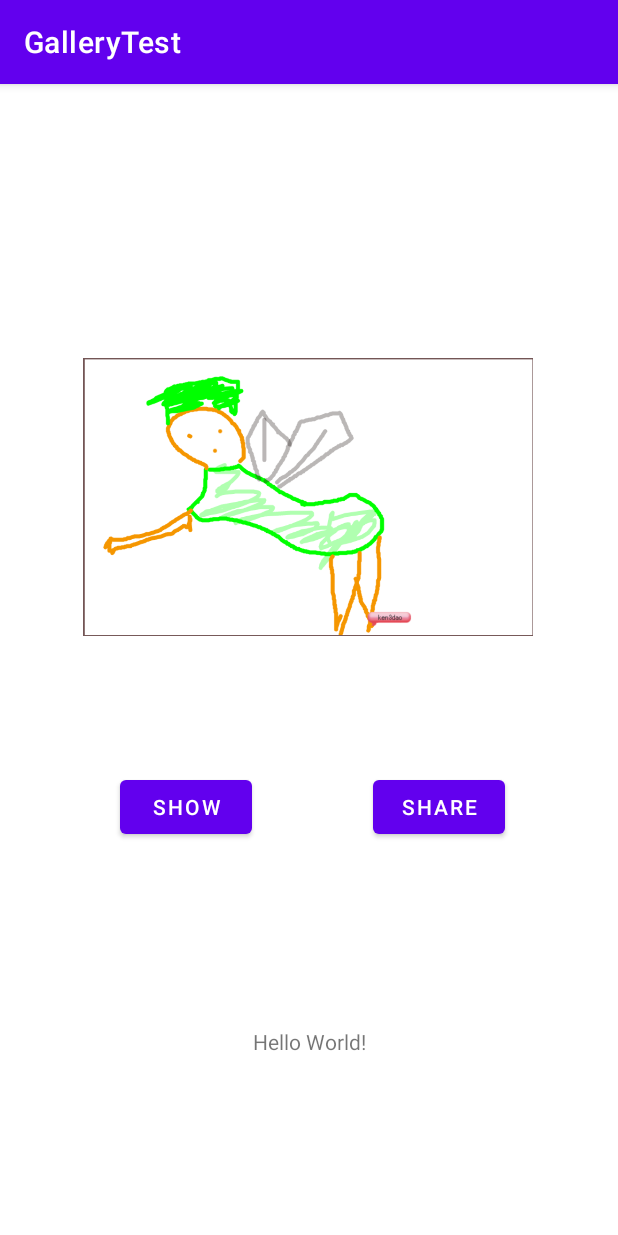
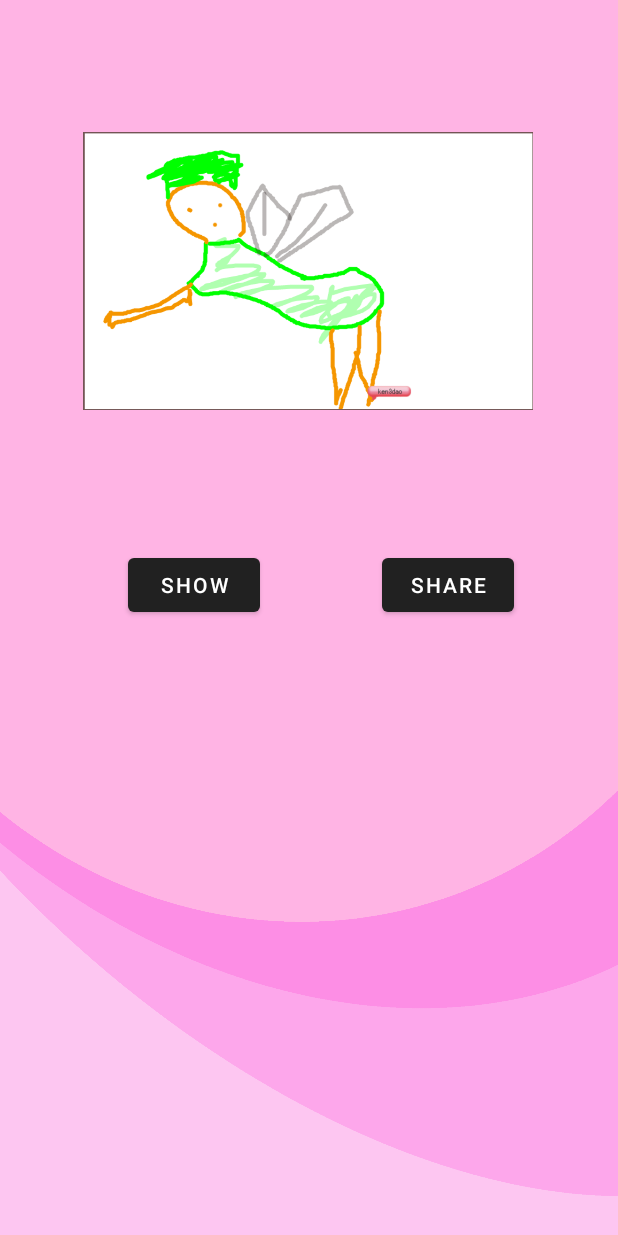
Before and after one commit to hoshinoken3/DigTag, an Android app: the screen it shows after launch (MainActivity), on a phone screen of 412 x 824 dp. Run offline under Robolectric (Android 15) with nearby library versions, the phone set to English and light mode, and no system bars.

Commit message:
add background and delete title bar

```diff
--- a/app/src/main/java/com/example/gallerytest/MainActivity.kt
+++ b/app/src/main/java/com/example/gallerytest/MainActivity.kt
@@ -19,6 +19,7 @@ class MainActivity : AppCompatActivity() {
 
     override fun onCreate(savedInstanceState: Bundle?) {
         super.onCreate(savedInstanceState)
+        setTheme(R.style.AppTheme_NoTitleBar);
         setContentView(R.layout.activity_main)
 
         var pictureButton : Button = findViewById(R.id.button)
--- a/app/src/main/res/layout/activity_main.xml
+++ b/app/src/main/res/layout/activity_main.xml
@@ -4,30 +4,20 @@
     xmlns:tools="http://schemas.android.com/tools"
     android:layout_width="match_parent"
     android:layout_height="match_parent"
+    android:background="@drawable/appback_2"
     tools:context=".MainActivity">
-
-    <TextView
-        android:id="@+id/textView2"
-        android:layout_width="wrap_content"
-        android:layout_height="wrap_content"
-        android:text="Hello World!"
-        app:layout_constraintBottom_toBottomOf="parent"
-        app:layout_constraintLeft_toLeftOf="parent"
-        app:layout_constraintRight_toRightOf="parent"
-        app:layout_constraintTop_toBottomOf="@+id/button"
-        app:layout_constraintVertical_bias="0.505" />
 
     <ImageView
         android:id="@+id/imageView"
         android:layout_width="300dp"
         android:layout_height="200dp"
         android:contentDescription="@string/ImageDiscription"
-        app:layout_constraintBottom_toTopOf="@+id/button"
+        app:layout_constraintBottom_toBottomOf="parent"
         app:layout_constraintEnd_toEndOf="parent"
         app:layout_constraintHorizontal_bias="0.495"
         app:layout_constraintStart_toStartOf="parent"
         app:layout_constraintTop_toTopOf="parent"
-        app:layout_constraintVertical_bias="0.68"
+        app:layout_constraintVertical_bias="0.129"
         app:srcCompat="@drawable/youseisan" />
 
     <Button
@@ -37,10 +27,10 @@
         android:text="@string/ButtonText"
         app:layout_constraintBottom_toBottomOf="parent"
         app:layout_constraintEnd_toEndOf="parent"
-        app:layout_constraintHorizontal_bias="0.247"
+        app:layout_constraintHorizontal_bias="0.263"
         app:layout_constraintStart_toStartOf="parent"
         app:layout_constraintTop_toTopOf="parent"
-        app:layout_constraintVertical_bias="0.636" />
+        app:layout_constraintVertical_bias="0.472" />
 
     <Button
         android:id="@+id/button2"
@@ -49,9 +39,9 @@
         android:text="@string/shareButtonText"
         app:layout_constraintBottom_toBottomOf="parent"
         app:layout_constraintEnd_toEndOf="parent"
-        app:layout_constraintHorizontal_bias="0.516"
+        app:layout_constraintHorizontal_bias="0.54"
         app:layout_constraintStart_toEndOf="@+id/button"
         app:layout_constraintTop_toTopOf="parent"
-        app:layout_constraintVertical_bias="0.636" />
+        app:layout_constraintVertical_bias="0.472" />
 
 </androidx.constraintlayout.widget.ConstraintLayout>
--- a/app/src/main/res/values/themes.xml
+++ b/app/src/main/res/values/themes.xml
@@ -13,4 +13,5 @@
         <item name="android:statusBarColor" tools:targetApi="l">?attr/colorPrimaryVariant</item>
         <!-- Customize your theme here. -->
     </style>
+    <style name="AppTheme.NoTitleBar" parent="Theme.AppCompat.NoActionBar"/>
 </resources>
```
Also changed, not shown: app/src/main/res/drawable/appback_2.png (added).
